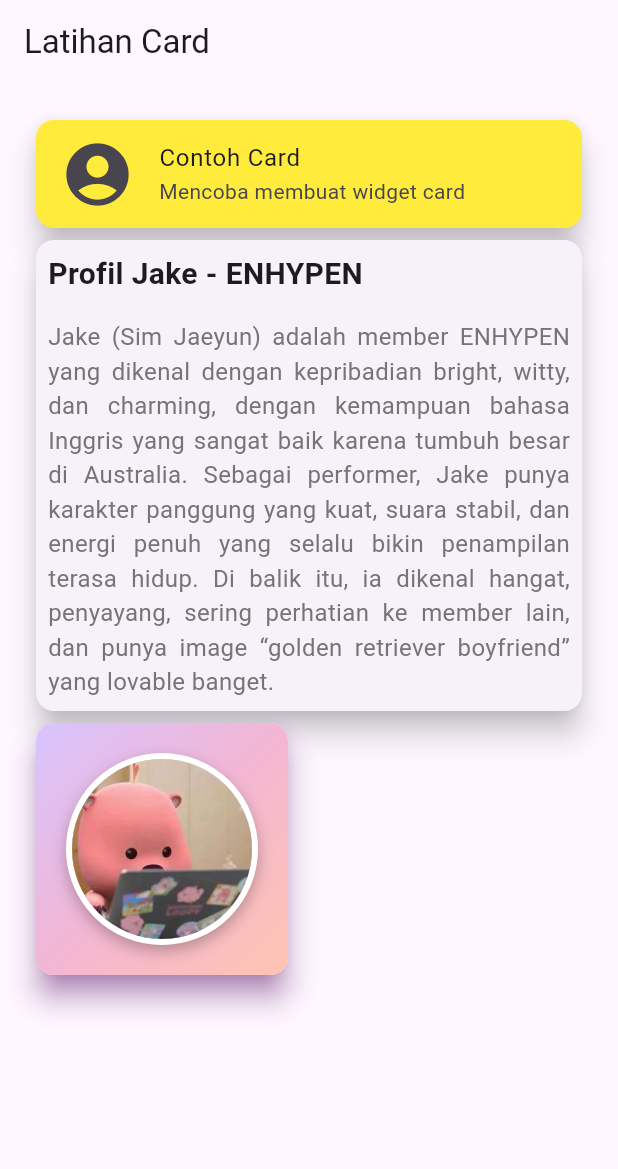
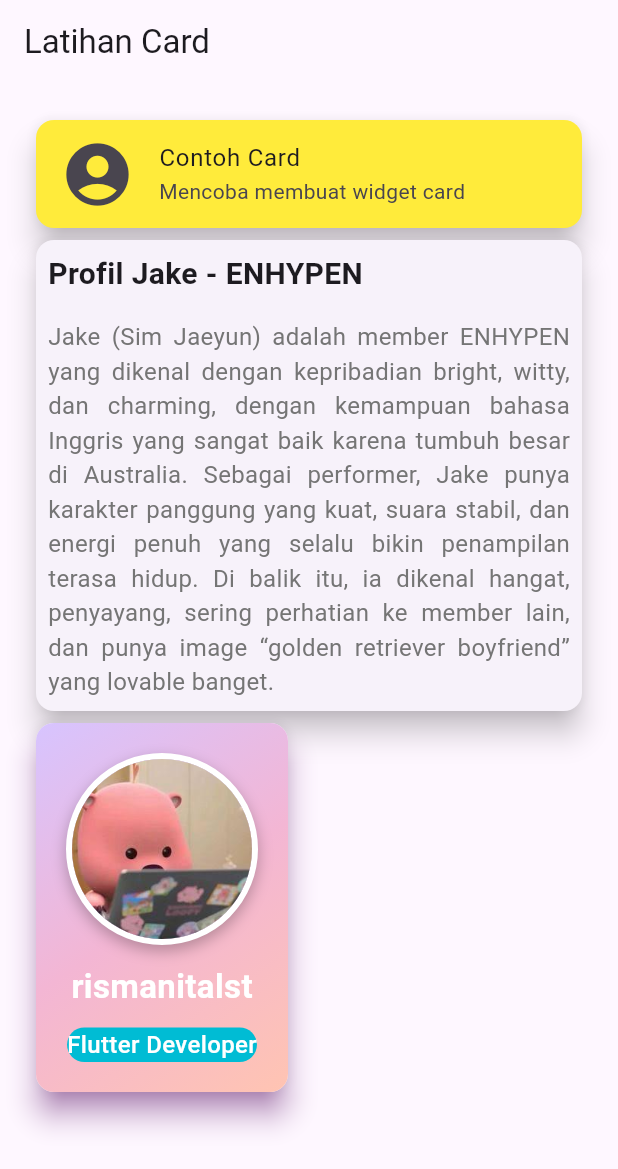
Before and after one commit to rismanitalst/8_widget_card, a Flutter app: the screen it shows after launch, on a phone screen of 412 x 824 dp. Shown: the top 1169 px of the screen. Run offline on Flutter 3.47's test engine with Material 3 defaults, Android fonts, the phone set to English and light mode, and no system bars.

Commit message:
feat: card 3 dengan text n container text

```diff
--- a/lib/pages/page_card_01.dart
+++ b/lib/pages/page_card_01.dart
@@ -89,6 +89,32 @@ class MyCard01 extends StatelessWidget {
                             backgroundImage: AssetImage('assets/images/loopy_lembur.jpg'),
                           ),
                         ),
+
+                      const SizedBox(height: 12),
+                      const Text(
+                        "rismanitalst",
+                        style: TextStyle(
+                          fontSize: 22,
+                          fontWeight: FontWeight.bold,
+                          color: Colors.white,
+                        ),
+                      ),
+
+                      const SizedBox(height: 12),
+                      Container(
+                        decoration: BoxDecoration(
+                          color: Colors.cyan,
+                          borderRadius: BorderRadius.circular(20),
+                        ),
+                        child: const Text(
+                          "Flutter Developer",
+                          style: TextStyle(
+                            fontSize: 16,
+                            color: Colors.white,
+                            fontWeight: FontWeight.w500,
+                            ),
+                          ),
+                        )
                       ],
                     ),
                   ),
```
